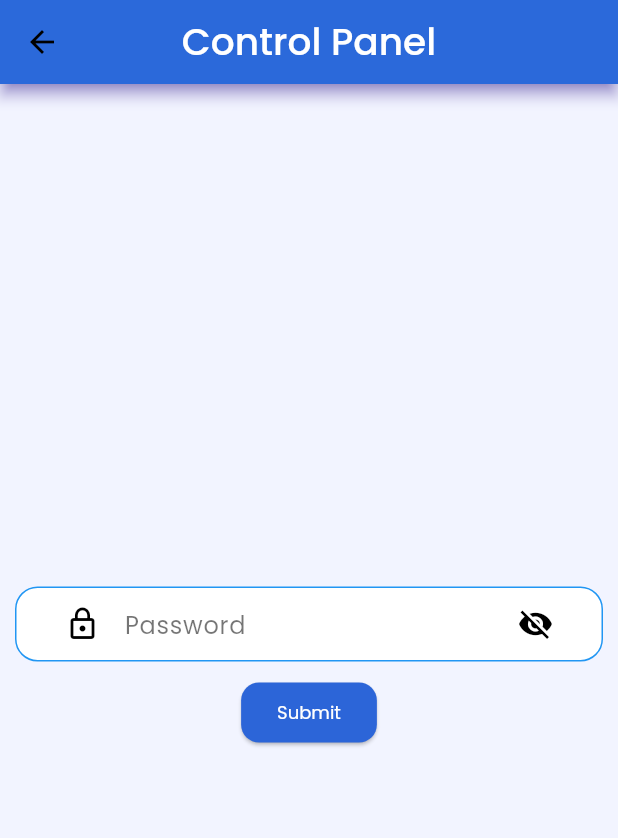
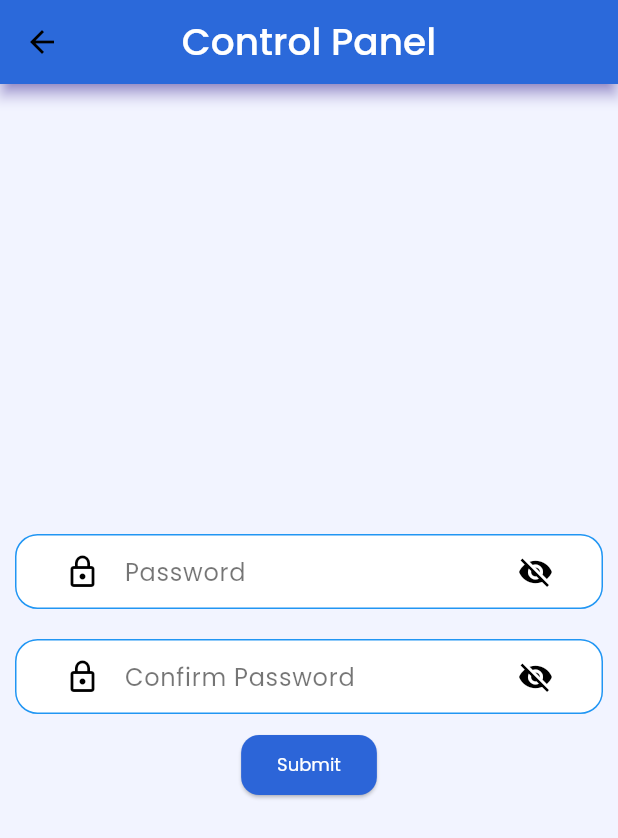
Before and after one commit to safvan-husain/http-re-2, a Flutter app: the ControlPanelScreen screen opened directly, on a phone screen of 412 x 824 dp. Shown: the top 838 px of the screen. Run offline on Flutter 3.47's test engine with Material 3 defaults, Android fonts, the phone set to English and light mode, and no system bars; our stand-ins replace bloc, carousel_slider, connectivity_plus, delightful_toast, device_info_plus, dio and 14 more; missing offline and left inert: device_imei; accounts and stored records are empty; project files that could hold a hidden picture were left out.

```diff
--- a/Recovery/assets/agency.json
+++ b/Recovery/assets/agency.json
@@ -1,6 +1,6 @@
 {
-  "id": "224",
-  "agency_name": "Starkin Recovery App",
+  "id": "38",
+  "agency_name": "Starkin Agency",
   "address": "kerala, idnain",
   "contact": "7907320942"
 }
--- a/Recovery/lib/models/user_model.dart
+++ b/Recovery/lib/models/user_model.dart
@@ -45,7 +45,9 @@ class UserModel {
 
   Future<bool> verifyDevice() async {
     String imei = await Utils.getImei();
-    return imei == deviceId;
+    log("existing userID $deviceId, vs current $imei");
+    return true;
+    // return imei == deviceId;
   }
 
   void changeDeviceId(String deviceId) {
--- a/Recovery/lib/screens/control_panel/widgets/controll_panel_verification.dart
+++ b/Recovery/lib/screens/control_panel/widgets/controll_panel_verification.dart
@@ -25,8 +25,8 @@ class _ControlPanelVerificationState extends State<ControlPanelVerification> {
   String? pass;
   @override
   void initState() {
-    // password = Storage.getControlPanelPassword();
-    password = Future.delayed(Duration.zero, () => "1234");
+    password = Storage.getControlPanelPassword();
+    // password = Future.delayed(Duration.zero, () => "1234");
     super.initState();
   }
 
@@ -53,7 +53,7 @@ class _ControlPanelVerificationState extends State<ControlPanelVerification> {
             if (snp.connectionState != ConnectionState.done) {
               return const CircularProgressIndicator();
             }
-            if (snp.data != null) {
+            if (snp.data != null && snp.data != '') {
               pass = snp.data;
               return Column(
                 children: [
--- a/Recovery/lib/screens/control_panel/widgets/user_view.dart
+++ b/Recovery/lib/screens/control_panel/widgets/user_view.dart
@@ -73,7 +73,7 @@ class _UserViewState extends State<UserView> {
                 ),
                 const Text('Account Information'),
                 _buildTile('Name', widget.agent.agentName),
-                _buildTile('Mobile Number', "99999999"),
+                _buildTile('Mobile Number', widget.agent.email),
                 _buildTile('Address', widget.agent.address),
                 // Container(
                 //   margin: const EdgeInsets.only(top: 15),
--- a/Recovery/lib/services/control_panel_services.dart
+++ b/Recovery/lib/services/control_panel_services.dart
@@ -118,7 +118,7 @@ class Agent {
       id: int.parse(json['id']),
       profile: json['profile'],
       agentName: json['agent_name'],
-      email: json['email'],
+      email: json['admin_data']['phone'],
       address: json['address'],
       aadhaarCard: json['aadhaar_card'],
       panCard: json['pan_card'],
--- a/Recovery/lib/storage/user_storage.dart
+++ b/Recovery/lib/storage/user_storage.dart
@@ -20,6 +20,7 @@ class Storage {
 
   static Future<void> logOutUser() async {
     await sharedPreference.setString("user", '');
+    await sharedPreference.setString("pass", '');
   }
 
   static Future<UserModel?> getUser() async {
```
Also changed, not shown: 1 other file.
